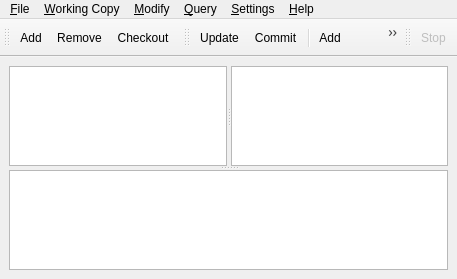
The window that src/forms/qsvn.ui (anrichter/qsvn) describes before a commit, drawn with Qt 5.
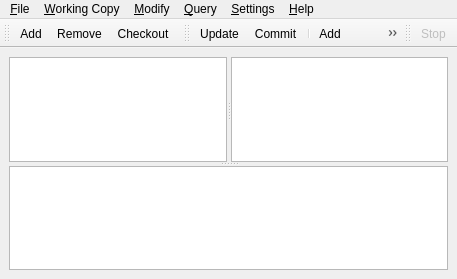
The same window after the commit. Icons and pictures are not drawn.

Commit message: - set IconSize to 16 - do diff in ShowLog on double click

```diff
--- a/src/forms/qsvn.ui
+++ b/src/forms/qsvn.ui
@@ -140,8 +140,8 @@
   <widget class="QToolBar" name="toolBarWorkingCopy" >
    <property name="minimumSize" >
     <size>
-     <width>50</width>
-     <height>38</height>
+     <width>38</width>
+     <height>27</height>
     </size>
    </property>
    <property name="orientation" >
@@ -149,8 +149,8 @@
    </property>
    <property name="iconSize" >
     <size>
-     <width>24</width>
-     <height>24</height>
+     <width>16</width>
+     <height>16</height>
     </size>
    </property>
    <attribute name="toolBarArea" >
@@ -164,6 +164,12 @@
    <property name="orientation" >
     <enum>Qt::Horizontal</enum>
    </property>
+   <property name="iconSize" >
+    <size>
+     <width>16</width>
+     <height>16</height>
+    </size>
+   </property>
    <attribute name="toolBarArea" >
     <number>4</number>
    </attribute>
@@ -180,8 +186,8 @@
    </property>
    <property name="iconSize" >
     <size>
-     <width>24</width>
-     <height>24</height>
+     <width>16</width>
+     <height>16</height>
     </size>
    </property>
    <attribute name="toolBarArea" >
```
Left out of the diff: 4 changed lines with no effect on the pictures. The commit also changes 1 other file.
